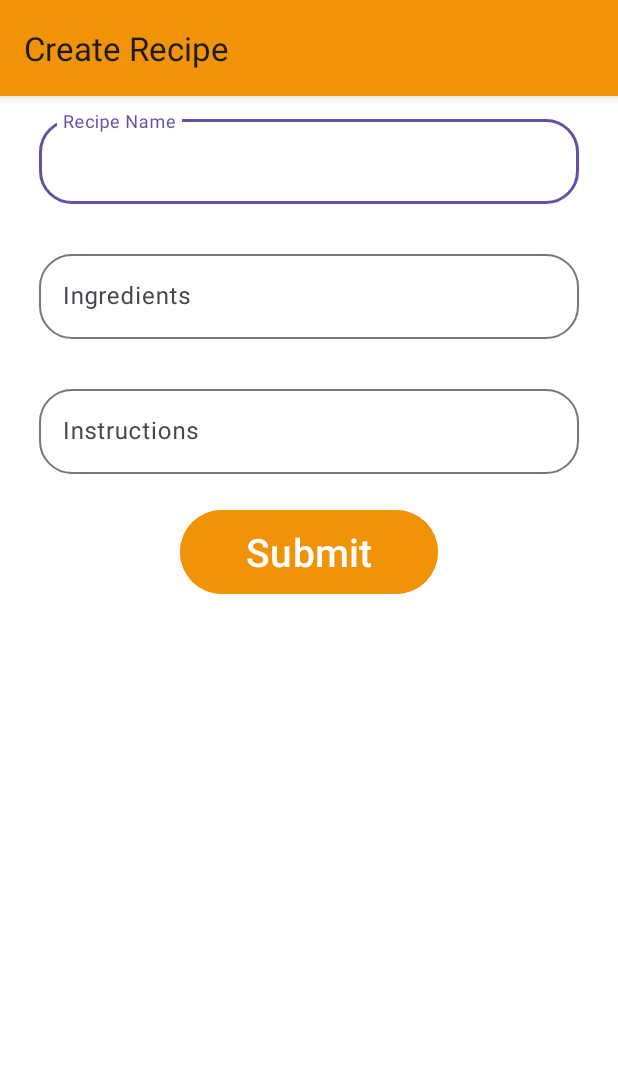
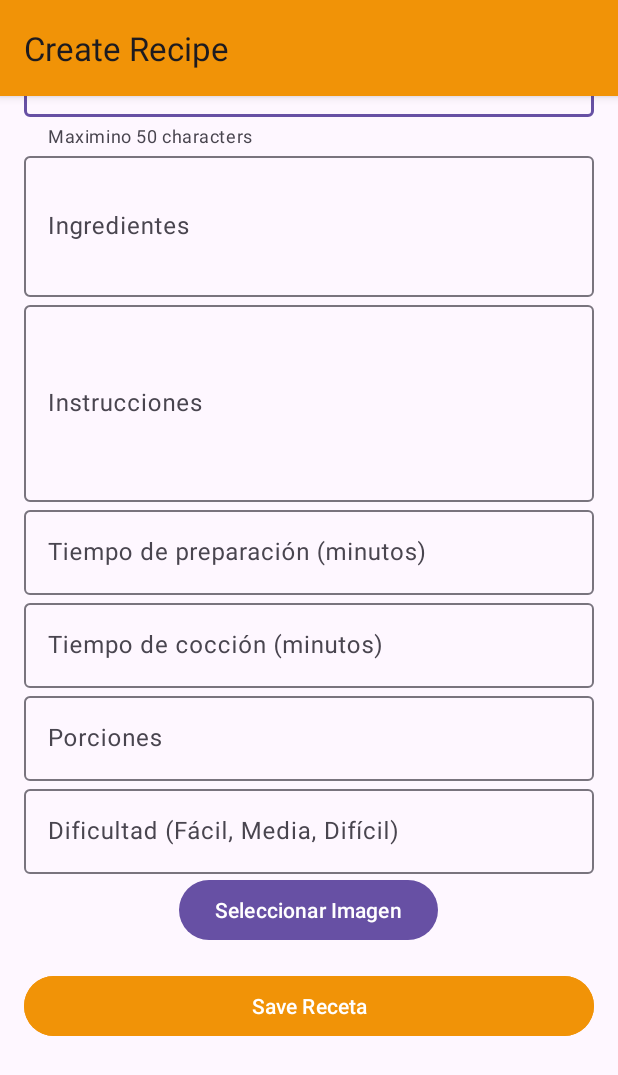
Before and after one commit to Wellington-Esteban-Romero/RecipesKotlin, an Android app: the CreateRecipe screen opened directly, with no data from a screen before it, on a phone screen of 412 x 824 dp. Shown: the top 1075 px of the screen. Run offline under Robolectric (Android 15) with nearby library versions, the phone set to English and light mode, and no system bars; 2 statements that could not run were skipped.

Commit message:
form create recipe and delete

```diff
--- a/app/build.gradle.kts
+++ b/app/build.gradle.kts
@@ -49,6 +49,7 @@ dependencies {
     implementation ("com.squareup.retrofit2:retrofit:2.11.0")
     implementation("com.squareup.retrofit2:converter-gson:2.11.0")
     implementation("com.squareup.picasso:picasso:2.8")
+    implementation ("com.google.android.material:material:1.9.0")
 
     implementation(libs.androidx.core.ktx)
     implementation(libs.androidx.appcompat)
--- a/app/src/main/res/layout/activity_create_recipe.xml
+++ b/app/src/main/res/layout/activity_create_recipe.xml
@@ -1,86 +1,135 @@
-<?xml version="1.0" encoding="utf-8"?>
-<LinearLayout xmlns:android="http://schemas.android.com/apk/res/android"
+<ScrollView xmlns:android="http://schemas.android.com/apk/res/android"
     xmlns:app="http://schemas.android.com/apk/res-auto"
     xmlns:tools="http://schemas.android.com/tools"
-    android:id="@+id/main"
     android:layout_width="match_parent"
     android:layout_height="match_parent"
-    tools:context=".activities.CreateRecipe"
+    android:padding="16dp"
+    tools:context=".activities.CreateRecipe">
+
+    <LinearLayout
+        android:layout_width="match_parent"
+        android:layout_height="wrap_content"
         android:orientation="vertical"
-    android:background="@color/white">
+        android:spacing="16dp">
 
+        <!-- Campo para el título -->
         <com.google.android.material.textfield.TextInputLayout
             android:id="@+id/textFieldTitleName"
             android:layout_width="match_parent"
             android:layout_height="wrap_content"
-        android:layout_marginTop="10dp"
-        android:hint="@string/recipe_name"
-        app:boxCornerRadiusTopStart="22dp"
-        app:boxCornerRadiusTopEnd="22dp"
-        app:boxCornerRadiusBottomStart="22dp"
-        app:boxCornerRadiusBottomEnd="22dp"
-        android:layout_marginStart="26dp"
-        android:layout_marginEnd="26dp">
+            android:hint="@string/t_tulo"
+            app:helperText="Maximino 50 characters">
 
             <com.google.android.material.textfield.TextInputEditText
+                android:id="@+id/editTextTitle"
                 android:layout_width="match_parent"
                 android:layout_height="wrap_content"
-            />
-
+                android:inputType="text" />
         </com.google.android.material.textfield.TextInputLayout>
 
+        <!-- Campo para los ingredientes -->
         <com.google.android.material.textfield.TextInputLayout
-        android:id="@+id/textFieldIngredient"
+            android:id="@+id/textFieldIngredients"
             android:layout_width="match_parent"
             android:layout_height="wrap_content"
-        android:layout_marginTop="28dp"
-        android:hint="@string/ingredients"
-        app:boxCornerRadiusTopStart="22dp"
-        app:boxCornerRadiusTopEnd="22dp"
-        app:boxCornerRadiusBottomStart="22dp"
-        app:boxCornerRadiusBottomEnd="22dp"
-        android:layout_marginStart="26dp"
-        android:layout_marginEnd="26dp">
+            android:hint="@string/ingredientes">
 
             <com.google.android.material.textfield.TextInputEditText
+                android:id="@+id/editTextIngredients"
                 android:layout_width="match_parent"
                 android:layout_height="wrap_content"
-            />
-
+                android:inputType="textMultiLine"
+                android:minLines="3" />
         </com.google.android.material.textfield.TextInputLayout>
 
+        <!-- Campo para las instrucciones -->
         <com.google.android.material.textfield.TextInputLayout
             android:id="@+id/textFieldInstructions"
             android:layout_width="match_parent"
             android:layout_height="wrap_content"
-        android:layout_marginTop="28dp"
-        android:hint="@string/instructions"
-        app:boxCornerRadiusTopStart="22dp"
-        app:boxCornerRadiusTopEnd="22dp"
-        app:boxCornerRadiusBottomStart="22dp"
-        app:boxCornerRadiusBottomEnd="22dp"
-        android:layout_marginStart="26dp"
-        android:layout_marginEnd="26dp">
+            android:hint="@string/instrucciones">
 
             <com.google.android.material.textfield.TextInputEditText
+                android:id="@+id/editTextInstructions"
                 android:layout_width="match_parent"
                 android:layout_height="wrap_content"
-            />
-
+                android:inputType="textMultiLine"
+                android:minLines="5" />
         </com.google.android.material.textfield.TextInputLayout>
 
-    <Button
-        android:id="@+id/saveRecipe"
+        <!-- Campo para el tiempo de preparación -->
+        <com.google.android.material.textfield.TextInputLayout
+            android:id="@+id/textFieldPrepTime"
             android:layout_width="match_parent"
             android:layout_height="wrap_content"
-        android:text="Submit"
-        android:textSize="26sp"
-        android:height="64dp"
+            android:hint="@string/tiempo_de_preparaci_n_minutos">
+
+            <com.google.android.material.textfield.TextInputEditText
+                android:id="@+id/editTextPrepTime"
+                android:layout_width="match_parent"
+                android:layout_height="wrap_content"
+                android:inputType="number" />
+        </com.google.android.material.textfield.TextInputLayout>
+
+        <!-- Campo para el tiempo de cocción -->
+        <com.google.android.material.textfield.TextInputLayout
+            android:id="@+id/textFieldCookTime"
+            android:layout_width="match_parent"
+            android:layout_height="wrap_content"
+            android:hint="@string/tiempo_de_cocci_n_minutos">
+
+            <com.google.android.material.textfield.TextInputEditText
+                android:id="@+id/editTextCookTime"
+                android:layout_width="match_parent"
+                android:layout_height="wrap_content"
+                android:inputType="number" />
+        </com.google.android.material.textfield.TextInputLayout>
+
+        <!-- Campo para las porciones -->
+        <com.google.android.material.textfield.TextInputLayout
+            android:id="@+id/textFieldServings"
+            android:layout_width="match_parent"
+            android:layout_height="wrap_content"
+            android:hint="@string/porciones">
+
+            <com.google.android.material.textfield.TextInputEditText
+                android:id="@+id/editTextServings"
+                android:layout_width="match_parent"
+                android:layout_height="wrap_content"
+                android:inputType="number" />
+        </com.google.android.material.textfield.TextInputLayout>
+
+        <!-- Campo para Dificultad -->
+        <com.google.android.material.textfield.TextInputLayout
+            android:id="@+id/textFieldDifficulty"
+            android:layout_width="match_parent"
+            android:layout_height="wrap_content"
+            android:hint="@string/dificultad_f_cil_media_dif_cil">
+
+            <com.google.android.material.textfield.TextInputEditText
+                android:id="@+id/editTextDifficulty"
+                android:layout_width="match_parent"
+                android:layout_height="wrap_content"
+                android:inputType="text" />
+        </com.google.android.material.textfield.TextInputLayout>
+
+        <!-- Botón para seleccionar una imagen -->
+        <Button
+            android:id="@+id/btnSelectImage"
+            android:layout_width="wrap_content"
+            android:layout_height="wrap_content"
+            android:text="@string/seleccionar_imagen"
+            android:layout_gravity="center" />
+
+        <!-- Botón para guardar -->
+        <Button
+            android:id="@+id/btnSaveRecipe"
+            android:layout_width="match_parent"
+            android:layout_height="wrap_content"
+            android:text="@string/save_receta"
             android:backgroundTint="@color/menu_color"
-        android:layout_marginTop="20dp"
-        android:layout_marginStart="120dp"
-        android:layout_marginEnd="120dp">
-
-    </Button>
+            android:textColor="@android:color/white"
+            android:layout_marginTop="16dp" />
 
     </LinearLayout>
+</ScrollView>
--- a/app/src/main/res/layout/activity_details_recipe.xml
+++ b/app/src/main/res/layout/activity_details_recipe.xml
@@ -16,6 +16,7 @@
         android:layout_marginTop="0dp"
         android:layout_marginStart="16dp"
         android:layout_marginEnd="16dp"
+        android:contentDescription="@string/todo"
         android:scaleType="centerCrop"
         >
     </ImageView>
@@ -34,7 +35,7 @@
                 android:id="@+id/txtTitleIngredient"
                 android:layout_width="match_parent"
                 android:layout_height="wrap_content"
-                android:text="Ingredient"
+                android:text="@string/ingredient"
                 android:textSize="24sp"
                 android:textStyle="bold"
                 android:layout_marginTop="16dp"
@@ -58,7 +59,7 @@
                 android:id="@+id/txtTitleInstructions"
                 android:layout_width="match_parent"
                 android:layout_height="wrap_content"
-                android:text="How to make?"
+                android:text="@string/how_to_make"
                 android:textSize="24sp"
                 android:textStyle="bold"
                 android:layout_marginTop="16dp"
@@ -66,7 +67,6 @@
                 android:layout_marginEnd="30dp"
                 android:textAllCaps="true"
                 >
-
             </TextView>
 
             <TextView
--- a/app/src/main/res/menu/details_recipe_menu.xml
+++ b/app/src/main/res/menu/details_recipe_menu.xml
@@ -17,8 +17,7 @@
         android:icon="@drawable/ic_delete"
         android:orderInCategory="100"
         android:title="TODO"
-        app:showAsAction="always"
-        android:visible="false"/>
+        app:showAsAction="ifRoom" />
 
    <!-- <item
         android:id="@+id/actionShare"
--- a/app/src/main/res/values/strings.xml
+++ b/app/src/main/res/values/strings.xml
@@ -24,4 +24,17 @@
     <string name="recipe_name">Recipe Name</string>
     <string name="ingredients">Ingredients</string>
     <string name="instructions">Instructions</string>
+    <string name="todo">TODO</string>
+    <string name="ingredient">Ingredient</string>
+    <string name="how_to_make">How to make?</string>
+    <string name="submit">Submit</string>
+    <string name="save_receta">Save Receta</string>
+    <string name="t_tulo">Título</string>
+    <string name="dificultad_f_cil_media_dif_cil">Dificultad (Fácil, Media, Difícil)</string>
+    <string name="tiempo_de_cocci_n_minutos">Tiempo de cocción (minutos)</string>
+    <string name="tiempo_de_preparaci_n_minutos">Tiempo de preparación (minutos)</string>
+    <string name="instrucciones">Instrucciones</string>
+    <string name="ingredientes">Ingredientes</string>
+    <string name="porciones">Porciones</string>
+    <string name="seleccionar_imagen">Seleccionar Imagen</string>
 </resources>
```
Also changed, not shown: app/src/main/java/com/taste/recipes/activities/CreateRecipe.kt (+68 -7 lines), app/src/main/java/com/taste/recipes/activities/DetailsRecipe.kt (+21 -30 lines), app/src/main/java/com/taste/recipes/activities/ListRecipe.kt (+0 -47 lines), app/src/main/java/com/taste/recipes/data/providers/RecipeDAO.kt (+37 -0 lines). Lines whose indentation alone changed are shown as unchanged.
